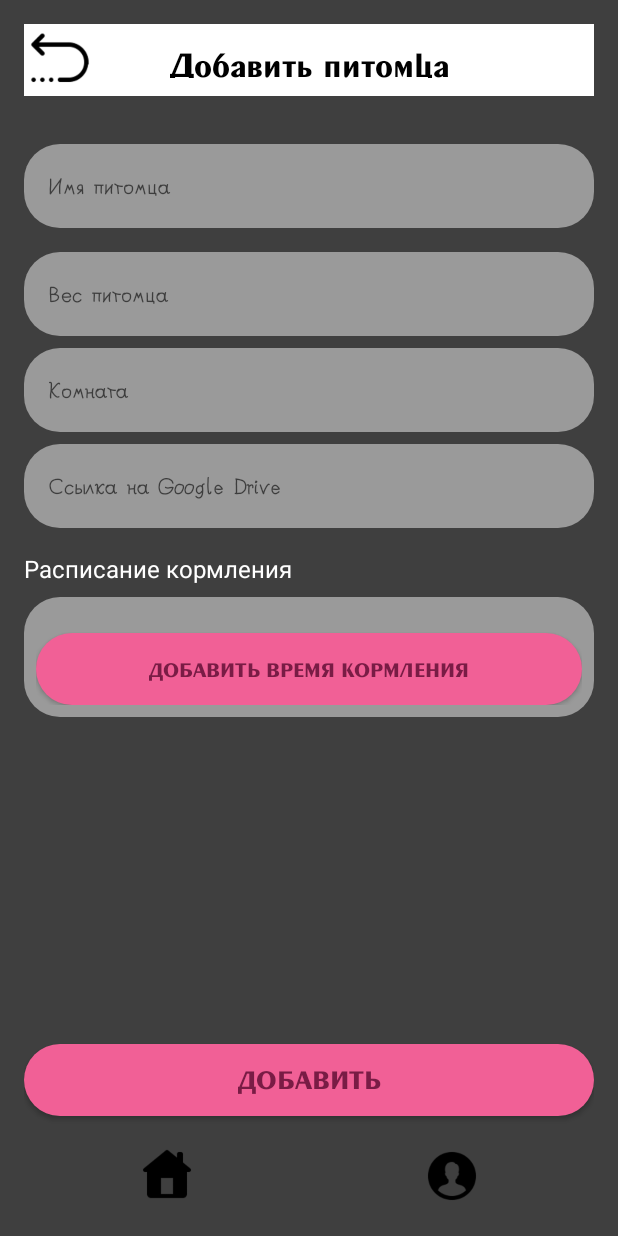
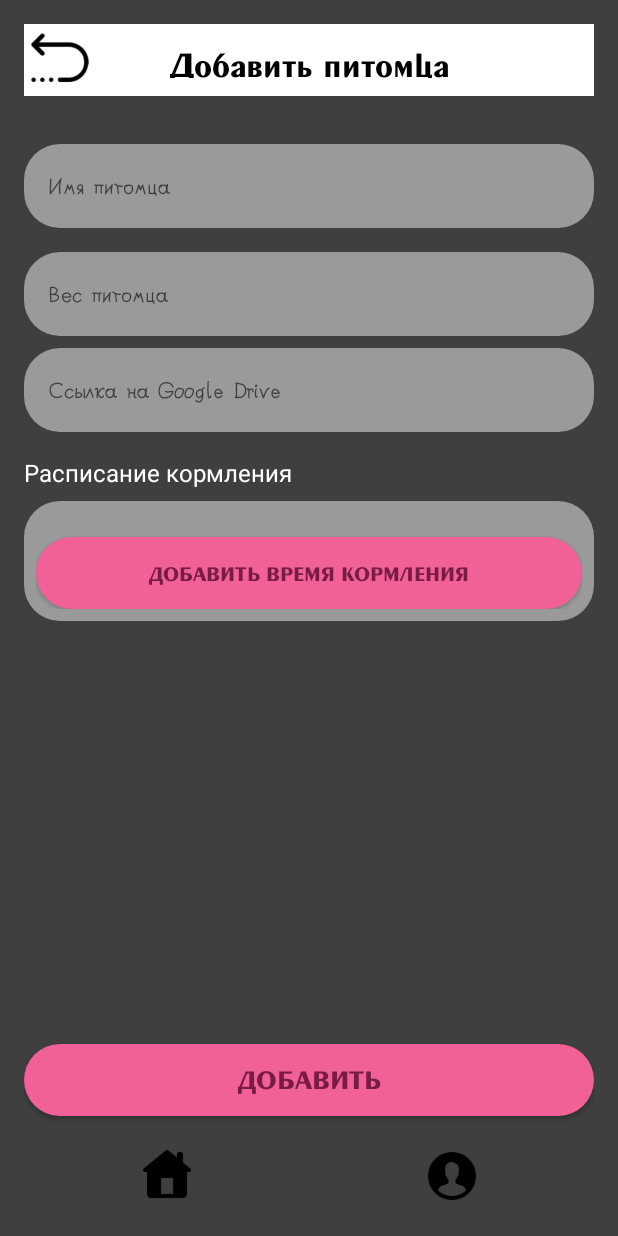
Before and after one commit to not-part-of-solution/hungry_cat, an Android app built with Jetpack Compose: the PetAddActivity screen opened directly, with no data from a screen before it, on a phone screen of 412 x 824 dp. Run offline under Robolectric (Android 15) with nearby library versions, the phone set to English and light mode, and no system bars; our stand-ins replace Room's generated code.

Commit message:
first bild apk

```diff
--- a/app/src/main/java/com/example/myapplication/PetAddActivity.kt
+++ b/app/src/main/java/com/example/myapplication/PetAddActivity.kt
@@ -16,7 +16,6 @@ import com.example.myapplication.data.entities.FeedingTime
 import com.example.myapplication.ui.viewmodels.PetFeederViewModel
 import kotlinx.coroutines.launch
 import java.util.*
-import kotlin.random.Random
 
 class PetAddActivity : AppCompatActivity() {
 
@@ -56,7 +55,6 @@ class PetAddActivity : AppCompatActivity() {
     // UI элементы
     private lateinit var etName: EditText
     private lateinit var etValue: EditText
-    private lateinit var etRoom: EditText
     private lateinit var etLink: EditText
     private lateinit var rvFeedingTimes: RecyclerView
     private lateinit var btnAddFeedingTime: Button
@@ -107,7 +105,6 @@ class PetAddActivity : AppCompatActivity() {
     private fun initViews() {
         etName = findViewById(R.id.etName)
         etValue = findViewById(R.id.etValue)
-        etRoom = findViewById(R.id.etRoom)
         etLink = findViewById(R.id.etLink)
         rvFeedingTimes = findViewById(R.id.rvFeedingTimes)
         btnAddFeedingTime = findViewById(R.id.btnAddFeedingTime)
--- a/app/src/main/res/layout/activity_pet.xml
+++ b/app/src/main/res/layout/activity_pet.xml
@@ -61,17 +61,6 @@
         android:paddingEnd="16dp"
         android:textSize="20sp" />
 
-    <EditText
-        android:id="@+id/etRoom"
-        android:layout_width="match_parent"
-        android:layout_height="56dp"
-        android:layout_marginTop="8dp"
-        android:background="@drawable/field_input"
-        android:fontFamily="@font/round_let"
-        android:hint="Комната"
-        android:paddingStart="16dp"
-        android:paddingEnd="16dp"
-        android:textSize="20sp" />
 
     <EditText
         android:id="@+id/etLink"
```
Also changed, not shown: 1 other file.
